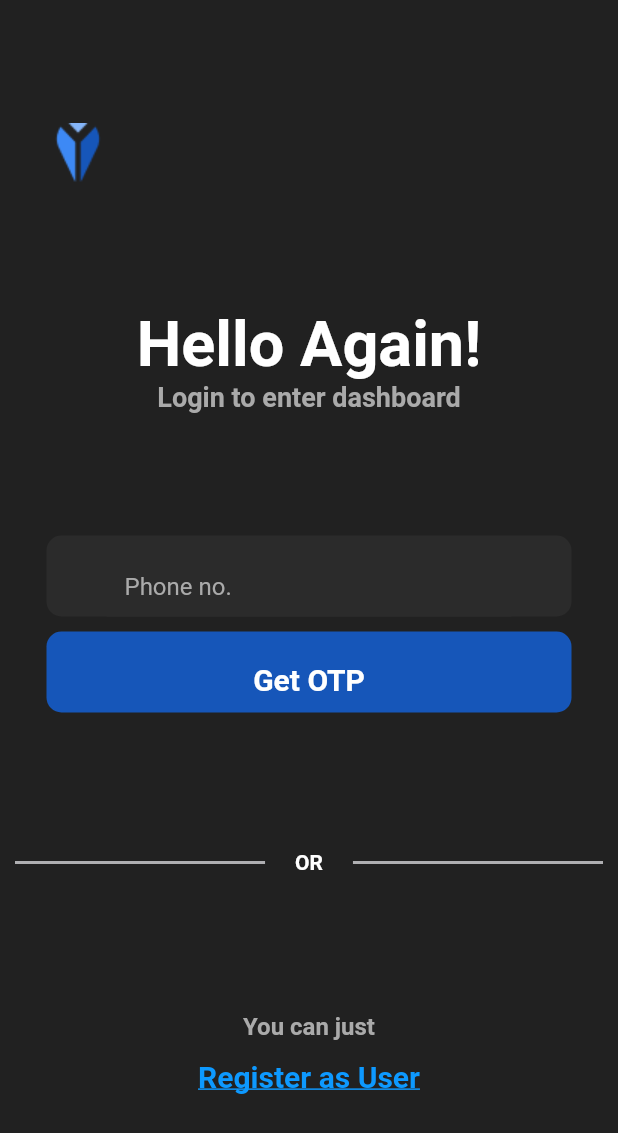
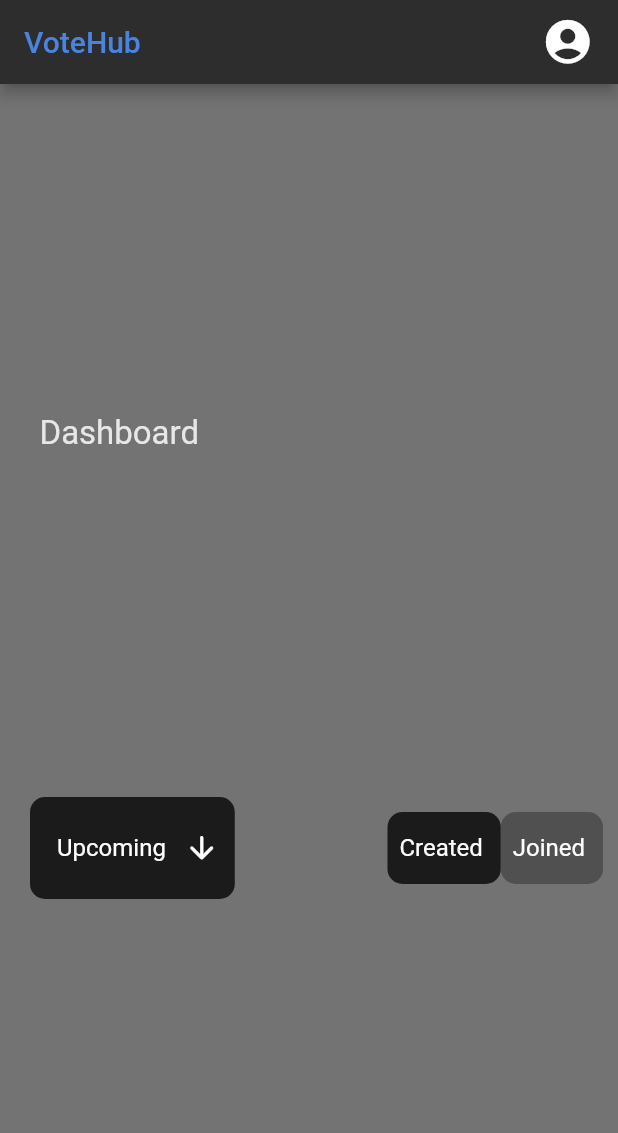
Before and after one commit to vote-io/vote_io_frontend, a Flutter app: the screen it shows after launch, on a phone screen of 412 x 824 dp. Shown: the top 1133 px of the screen. Run offline on Flutter 3.47's test engine with Material 2 defaults, Android fonts, the phone set to English and light mode, and no system bars; our stand-ins replace pin_code_fields; Roboto replaces fonts that are missing (poppins).

Commit message:
Dashboard without the list builder

```diff
--- /dev/null
+++ b/lib/dashboard_1.dart
@@ -0,0 +1,147 @@
+import 'package:flutter/material.dart';
+
+class Dashboard1 extends StatefulWidget {
+  const Dashboard1({Key? key}) : super(key: key);
+
+  @override
+  State<Dashboard1> createState() => _Dashboard1State();
+}
+
+class _Dashboard1State extends State<Dashboard1> {
+  @override
+  Widget build(BuildContext context) {
+    return SafeArea(
+        child:Scaffold(
+          appBar: AppBar(
+            backgroundColor: Color.fromRGBO(45, 45, 46, 1),
+            title: Row(
+              mainAxisAlignment: MainAxisAlignment.spaceBetween,
+              children: [
+                Text(
+                  'VoteHub',
+                  style: TextStyle(
+                    color: Color.fromRGBO(73, 132, 224, 1),
+                  ),
+                ),
+                Icon(
+                  Icons.account_circle_rounded,
+                  size: 35,
+                ),
+              ],
+            ),
+          ),
+          body: Container(
+            color: Colors.black54,
+            child: Column(
+              mainAxisAlignment: MainAxisAlignment.spaceEvenly,
+              children: [
+                Row(
+                  mainAxisAlignment: MainAxisAlignment.start,
+                  children: [
+                    Padding(padding: EdgeInsets.fromLTRB(10, 5, 10, 5),
+                    child: Text(
+                      '   Dashboard',
+                      style: TextStyle(
+                          color: Color.fromRGBO(231, 231, 231, 1),
+                          fontSize: 22,
+                          fontFamily: 'poppins',
+                          fontWeight: FontWeight.w400
+                      ),
+                    ),)
+                  ],
+                ),
+                Row(
+                  mainAxisAlignment: MainAxisAlignment.spaceBetween,
+                  children: [
+                    Container(
+                      margin: EdgeInsets.fromLTRB(20, 10,0, 10),
+                      decoration: BoxDecoration(
+                        borderRadius: BorderRadius.circular(10),
+                        color: Color.fromRGBO(27, 27, 27, 1),
+                      ),
+                      padding: EdgeInsets.all(10),
+                      child: Row(
+                        children: [
+                          TextButton(
+                            child: Text(
+                                'Upcoming ',
+                              style: TextStyle(
+                                color: Color.fromRGBO(255, 255, 255, 1),
+                                  fontSize: 16,
+                                  fontFamily: 'poppins',
+                                  fontWeight: FontWeight.w400
+                              ),
+                            ),
+                            onPressed: (){},
+                          ),
+                          Icon(
+                            Icons.arrow_downward_rounded,
+                            color: Color.fromRGBO(255, 255, 255, 1),
+                          ),
+                        ],
+                      ),
+                    ),
+                    Container(
+                      child: Row(
+                        children: [
+                          Container(
+                            margin: EdgeInsets.fromLTRB(20, 10, 0, 10),
+                            decoration: BoxDecoration(
+                              borderRadius: BorderRadius.circular(10),
+                              // color: Color.fromRGBO(27, 27, 27, 1),
+                            ),
+                            padding: EdgeInsets.all(10),
+                            child: Row(
+                              children: [
+                                Container(
+                                  decoration: BoxDecoration(
+                                      borderRadius: BorderRadius.circular(10),
+                                      color: Color.fromRGBO(27, 27, 27, 1)
+                                  ),
+                                  child: TextButton(
+                                    child: Text(
+                                      'Created ',
+                                      style: TextStyle(
+                                          color: Color.fromRGBO(255, 255, 255, 1),
+                                         fontSize: 16,
+                                          fontFamily: 'poppins',
+                                          fontWeight: FontWeight.w400
+                                      ),
+                                    ),
+                                    onPressed: (){},
+                                  ),
+                                ),
+                                Container(
+                                  decoration: BoxDecoration(
+                                      borderRadius: BorderRadius.circular(10),
+                                      color: Color.fromRGBO(80, 80, 80, 1)
+                                  ),
+                                  child: TextButton(
+                                    child: Text(
+                                      'Joined ',
+                                      style: TextStyle(
+                                          color: Color.fromRGBO(255, 255, 255, 1),
+                                          fontSize: 16,
+                                          fontFamily: 'poppins',
+                                          fontWeight: FontWeight.w400
+                                      ),
+                                    ),
+                                    onPressed: (){},
+                                  ),
+                                ),
+                              ],
+                            ),
+                          ),
+                        ],
+                      ),
+                    ),
+
+                  ],
+                )
+              ],
+            ),
+          ),
+        )
+    );
+  }
+}
--- a/lib/login.dart
+++ b/lib/login.dart
@@ -82,7 +82,6 @@ class _LoginState extends State<Login> {
                                 fillColor: Color.fromRGBO(43, 43, 43, 1),
                                 filled: true,
                                 enabledBorder: InputBorder.none,
-
                               ),
                             ),
                             decoration: BoxDecoration(
@@ -108,7 +107,9 @@ class _LoginState extends State<Login> {
                                     fontFamily: 'poppins',
                                     fontWeight: FontWeight.bold
                                 ),),
-                              onPressed: (){},
+                              onPressed: (){
+                                Navigator.pushReplacementNamed(context, 'otp');
+                              },
                             ),
                             decoration: BoxDecoration(
                                 borderRadius: BorderRadius.circular(10),
--- a/lib/main.dart
+++ b/lib/main.dart
@@ -3,15 +3,17 @@ import 'package:vote_io_frontend/register.dart';
 import 'package:vote_io_frontend/regDetails.dart';
 import 'package:vote_io_frontend/otp.dart';
 import 'package:vote_io_frontend/login.dart';
+import 'package:vote_io_frontend/dashboard_1.dart';
 void main() {
   runApp(MaterialApp(
-    initialRoute: 'login',
+    initialRoute: 'dashboard1',
 
     routes:{
       'login': (context)=> Login(),
       'register': (context)=> Register(),
       'regDetails': (context)=> RegDetails(),
       'otp':(context)=>OTP(),
+      'dashboard1':(context)=>Dashboard1(),
     }
   ));
 }
--- a/lib/otp.dart
+++ b/lib/otp.dart
@@ -145,7 +145,7 @@ class _OTPState extends State<OTP> {
                               fontWeight: FontWeight.bold
                           ),),
                         onPressed: (){
-
+                            Navigator.pushReplacementNamed(context, 'dashboard1');
                         },
                       ),
                       decoration: BoxDecoration(
--- a/lib/register.dart
+++ b/lib/register.dart
@@ -108,7 +108,9 @@ class _RegisterState extends State<Register> {
                                     fontFamily: 'poppins',
                                     fontWeight: FontWeight.bold
                                 ),),
-                              onPressed: (){},
+                              onPressed: (){
+                                Navigator.pushReplacementNamed(context, 'otp');
+                              },
                             ),
                             decoration: BoxDecoration(
                                 borderRadius: BorderRadius.circular(10),
```
